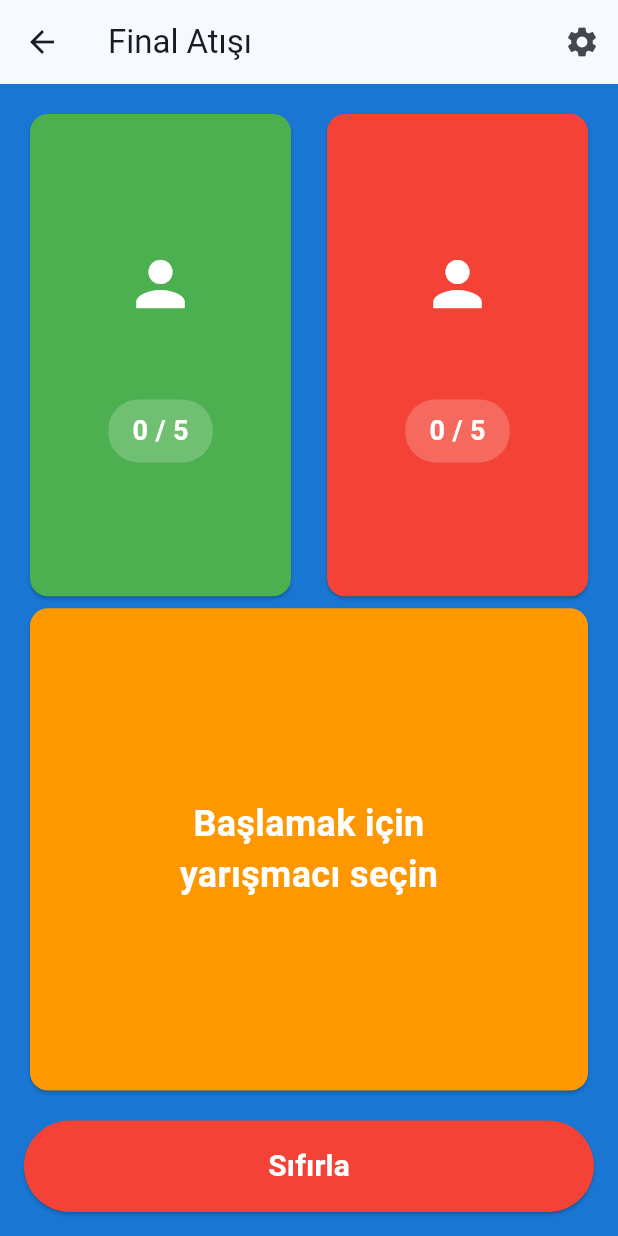
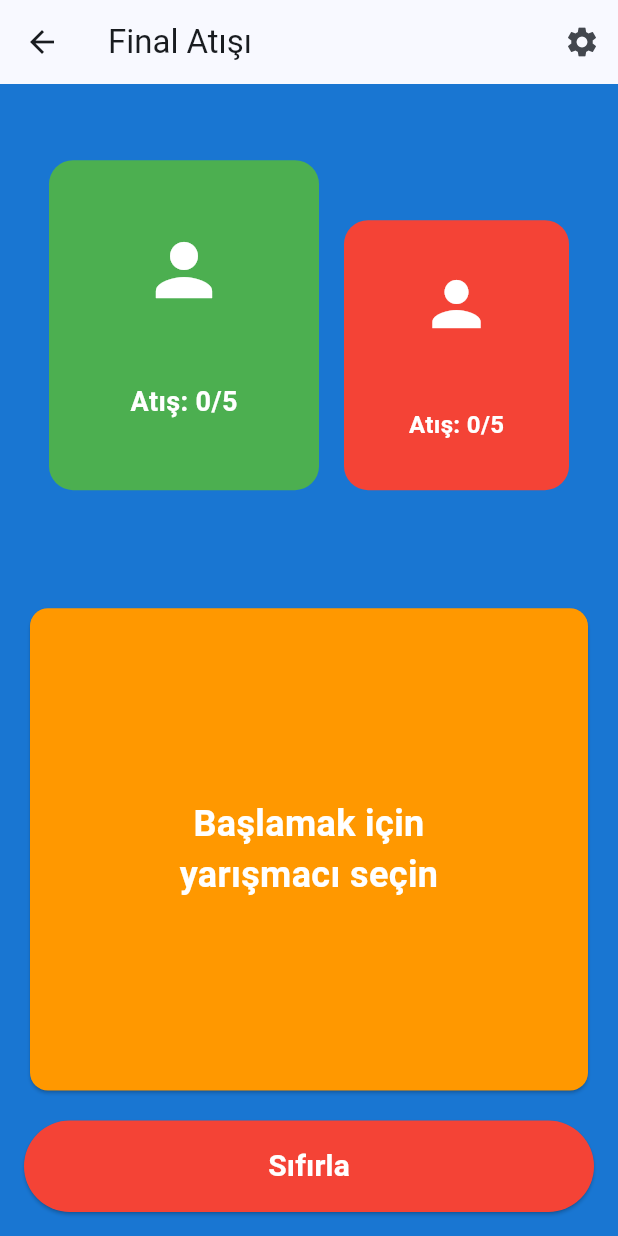
Before and after one commit to hasanali8334/archery_timer, a Flutter app: the FinalShotScreen screen opened by its route, on a phone screen of 412 x 824 dp. Run offline on Flutter 3.47's test engine with Material 3 defaults, Android fonts, the phone set to English and light mode, and no system bars; our stand-ins replace audioplayers, shared_preferences; accounts and stored records are empty.

Commit message:
Final Shot ekranı yarışmacı kartları güncellendi: - Aktif yarışmacı kartı büyüyor ve yukarı çıkıyor - Aktif yarışmacı yeşil, diğeri kırmızı renk - Animasyonlu geçişler eklendi

```diff
--- a/lib/final_shot_screen.dart
+++ b/lib/final_shot_screen.dart
@@ -241,42 +241,50 @@ class _FinalShotScreenState extends State<FinalShotScreen> {
               Expanded(
                 flex: 2,
                 child: Row(
+                  mainAxisAlignment: MainAxisAlignment.spaceEvenly,
                   children: [
-                    // 1. Yarışmacı (Yeşil)
-                    Expanded(
-                      child: GestureDetector(
-                        onTap: !isRunning ? () => selectArcher(true) : null,
-                        child: Card(
-                          color: Colors.green,
-                          child: Container(
-                            padding: const EdgeInsets.all(16),
+                    // Sol yarışmacı kartı
+                    AnimatedContainer(
+                      duration: const Duration(milliseconds: 300),
+                      curve: Curves.easeInOut,
+                      width: isLeftArcherActive ? 180 : 150,
+                      height: isLeftArcherActive ? 220 : 180,
+                      transform: Matrix4.identity()
+                        ..translate(0.0, isLeftArcherActive ? -20.0 : 0.0),
+                      decoration: BoxDecoration(
+                        color: isLeftArcherActive ? Colors.green : Colors.red,
+                        borderRadius: BorderRadius.circular(16),
+                      ),
+                      child: Material(
+                        color: Colors.transparent,
+                        child: InkWell(
+                          onTap: () => selectArcher(true),
+                          borderRadius: BorderRadius.circular(16),
                           child: Column(
                             mainAxisAlignment: MainAxisAlignment.center,
                             children: [
-                                const Icon(Icons.person, size: 48, color: Colors.white),
+                              Icon(
+                                Icons.person,
+                                size: isLeftArcherActive ? 56 : 48,
+                                color: Colors.white,
+                              ),
                               const SizedBox(height: 8),
                               Text(
                                 archer1Name,
-                                  style: const TextStyle(
+                                style: TextStyle(
                                   color: Colors.white,
-                                    fontSize: 20,
+                                  fontSize: isLeftArcherActive ? 22 : 20,
                                   fontWeight: FontWeight.bold,
                                 ),
+                                textAlign: TextAlign.center,
                               ),
-                                const SizedBox(height: 16),
-                                Container(
-                                  padding: const EdgeInsets.symmetric(horizontal: 16, vertical: 8),
-                                  decoration: BoxDecoration(
-                                    color: Colors.white.withOpacity(0.2),
-                                    borderRadius: BorderRadius.circular(20),
-                                  ),
-                                  child: Text(
-                                    '$archer1Shots / $totalShots',
-                                    style: const TextStyle(
+                              const SizedBox(height: 8),
+                              Text(
+                                'Atış: $archer1Shots/$totalShots',
+                                style: TextStyle(
                                   color: Colors.white,
-                                      fontSize: 18,
+                                  fontSize: isLeftArcherActive ? 18 : 16,
                                   fontWeight: FontWeight.bold,
-                                    ),
                                 ),
                               ),
                             ],
@@ -284,47 +292,51 @@ class _FinalShotScreenState extends State<FinalShotScreen> {
                         ),
                       ),
                     ),
+                    // Sağ yarışmacı kartı
+                    AnimatedContainer(
+                      duration: const Duration(milliseconds: 300),
+                      curve: Curves.easeInOut,
+                      width: !isLeftArcherActive ? 180 : 150,
+                      height: !isLeftArcherActive ? 220 : 180,
+                      transform: Matrix4.identity()
+                        ..translate(0.0, !isLeftArcherActive ? -20.0 : 0.0),
+                      decoration: BoxDecoration(
+                        color: !isLeftArcherActive ? Colors.green : Colors.red,
+                        borderRadius: BorderRadius.circular(16),
                       ),
-                    const SizedBox(width: 16),
-                    // 2. Yarışmacı (Kırmızı)
-                    Expanded(
-                      child: GestureDetector(
-                        onTap: !isRunning ? () => selectArcher(false) : null,
-                        child: Card(
-                          color: Colors.red,
-                          child: Container(
-                            padding: const EdgeInsets.all(16),
+                      child: Material(
+                        color: Colors.transparent,
+                        child: InkWell(
+                          onTap: () => selectArcher(false),
+                          borderRadius: BorderRadius.circular(16),
                           child: Column(
                             mainAxisAlignment: MainAxisAlignment.center,
                             children: [
-                                const Icon(Icons.person, size: 48, color: Colors.white),
+                              Icon(
+                                Icons.person,
+                                size: !isLeftArcherActive ? 56 : 48,
+                                color: Colors.white,
+                              ),
                               const SizedBox(height: 8),
                               Text(
                                 archer2Name,
-                                  style: const TextStyle(
+                                style: TextStyle(
                                   color: Colors.white,
-                                    fontSize: 20,
+                                  fontSize: !isLeftArcherActive ? 22 : 20,
+                                  fontWeight: FontWeight.bold,
+                                ),
+                                textAlign: TextAlign.center,
+                              ),
+                              const SizedBox(height: 8),
+                              Text(
+                                'Atış: $archer2Shots/$totalShots',
+                                style: TextStyle(
+                                  color: Colors.white,
+                                  fontSize: !isLeftArcherActive ? 18 : 16,
                                   fontWeight: FontWeight.bold,
                                 ),
                               ),
-                                const SizedBox(height: 16),
-                                Container(
-                                  padding: const EdgeInsets.symmetric(horizontal: 16, vertical: 8),
-                                  decoration: BoxDecoration(
-                                    color: Colors.white.withOpacity(0.2),
-                                    borderRadius: BorderRadius.circular(20),
-                                  ),
-                                  child: Text(
-                                    '$archer2Shots / $totalShots',
-                                    style: const TextStyle(
-                                      color: Colors.white,
-                                      fontSize: 18,
-                                      fontWeight: FontWeight.bold,
-                                    ),
-                                  ),
-                                ),
                             ],
-                            ),
                           ),
                         ),
                       ),
```
Lines whose indentation alone changed are shown as unchanged.
